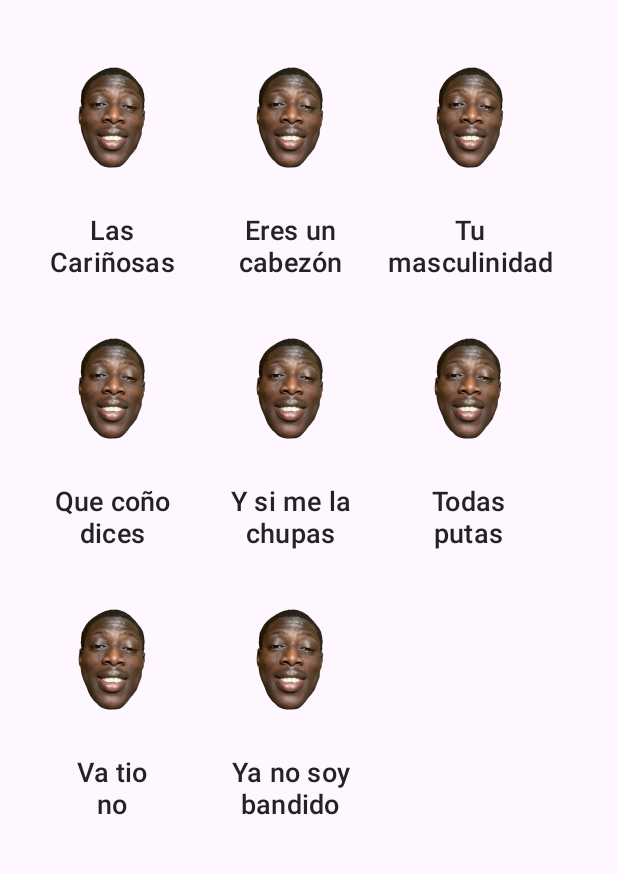
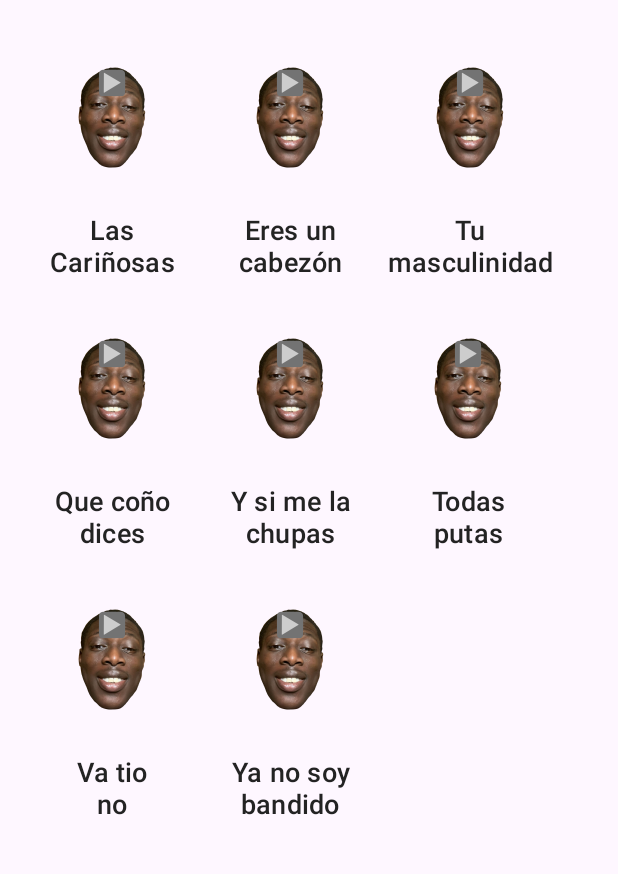
Before and after one commit to CharlyMech/MomentoIsaac, an Android app: the layout activity_menu.xml on its own in the app's theme, with its tools: preview values and no code run, on a phone screen of 412 x 824 dp, the part 113-987 px from its top. Run offline under Robolectric (Android 15) with nearby library versions, the light colour scheme and no system bars.

Commit message:
FIX cambiar imagen del icono de la grid

```diff
--- a/app/src/main/res/layout/activity_menu.xml
+++ b/app/src/main/res/layout/activity_menu.xml
@@ -47,7 +47,7 @@
                     android:background="@color/transparente"
                     android:textColor="@color/fuente_negra"
                     android:text="Las\nCariñosas"
-                    android:drawableTop="@mipmap/isaac_feliz_foreground"
+                    android:drawableTop="@mipmap/isaac_play_foreground"
                     android:textSize="18sp"/>
 
                 <Button
@@ -57,7 +57,7 @@
                     android:background="@color/transparente"
                     android:textColor="@color/fuente_negra"
                     android:text="Eres un\ncabezón"
-                    android:drawableTop="@mipmap/isaac_feliz_foreground"
+                    android:drawableTop="@mipmap/isaac_play_foreground"
                     android:textSize="18sp"/>
 
                 <Button
@@ -67,7 +67,7 @@
                     android:background="@color/transparente"
                     android:textColor="@color/fuente_negra"
                     android:text="Tu\nmasculinidad"
-                    android:drawableTop="@mipmap/isaac_feliz_foreground"
+                    android:drawableTop="@mipmap/isaac_play_foreground"
                     android:textSize="18sp"/>
 
                 <Button
@@ -77,7 +77,7 @@
                     android:background="@color/transparente"
                     android:textColor="@color/fuente_negra"
                     android:text="Que coño\ndices"
-                    android:drawableTop="@mipmap/isaac_feliz_foreground"
+                    android:drawableTop="@mipmap/isaac_play_foreground"
                     android:textSize="18sp"/>
 
                 <Button
@@ -87,7 +87,7 @@
                     android:background="@color/transparente"
                     android:textColor="@color/fuente_negra"
                     android:text="Y si me la\nchupas"
-                    android:drawableTop="@mipmap/isaac_feliz_foreground"
+                    android:drawableTop="@mipmap/isaac_play_foreground"
                     android:textSize="18sp"/>
 
                 <Button
@@ -97,7 +97,7 @@
                     android:background="@color/transparente"
                     android:textColor="@color/fuente_negra"
                     android:text="Todas\nputas"
-                    android:drawableTop="@mipmap/isaac_feliz_foreground"
+                    android:drawableTop="@mipmap/isaac_play_foreground"
                     android:textSize="18sp"/>
 
                 <Button
@@ -107,7 +107,7 @@
                     android:background="@color/transparente"
                     android:textColor="@color/fuente_negra"
                     android:text="Va tio\nno"
-                    android:drawableTop="@mipmap/isaac_feliz_foreground"
+                    android:drawableTop="@mipmap/isaac_play_foreground"
                     android:textSize="18sp"/>
 
                 <Button
@@ -117,7 +117,7 @@
                     android:background="@color/transparente"
                     android:textColor="@color/fuente_negra"
                     android:text="Ya no soy\nbandido"
-                    android:drawableTop="@mipmap/isaac_feliz_foreground"
+                    android:drawableTop="@mipmap/isaac_play_foreground"
                     android:textSize="18sp"/>
 
             </GridLayout>
```
